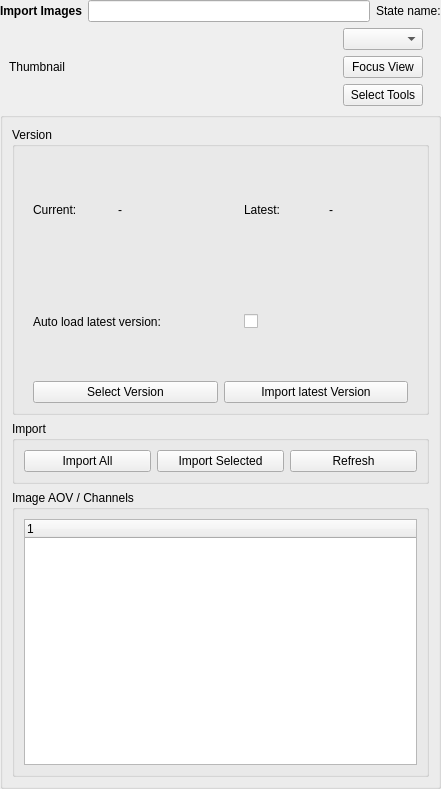
The window that Fusion/Scripts/StateManagerNodes/StateUserInterfaces/fus_Image_Import.ui (Animatect/Prism2_PluginFusion) describes before a commit, drawn with Qt 5.
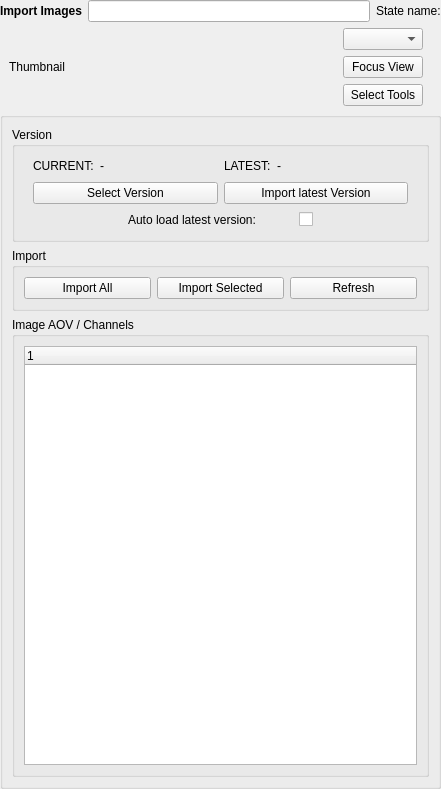
The same window after the commit.

Commit message: Added tool tips #207

```diff
--- a/Fusion/Scripts/StateManagerNodes/StateUserInterfaces/fus_Image_Import.ui
+++ b/Fusion/Scripts/StateManagerNodes/StateUserInterfaces/fus_Image_Import.ui
@@ -151,9 +151,11 @@
              <number>0</number>
             </property>
             <item>
+             <layout class="QHBoxLayout" name="lo_currVersion">
+              <item>
              <widget class="QLabel" name="l_text_Current">
               <property name="text">
-               <string>Current:     </string>
+                 <string>CURRENT:</string>
               </property>
              </widget>
             </item>
@@ -167,7 +169,7 @@
             <item>
              <spacer name="horizontalSpacer">
               <property name="orientation">
-               <enum>Qt::Vertical</enum>
+                 <enum>Qt::Orientation::Horizontal</enum>
               </property>
               <property name="sizeHint" stdset="0">
                <size>
@@ -177,10 +179,14 @@
               </property>
              </spacer>
             </item>
+             </layout>
+            </item>
             <item>
-             <widget class="QLabel" name="label_6">
+             <layout class="QHBoxLayout" name="lo_latestVersion">
+              <item>
+               <widget class="QLabel" name="l_text_Latest">
               <property name="text">
-               <string>Latest:     </string>
+                 <string>LATEST:</string>
               </property>
              </widget>
             </item>
@@ -191,35 +197,10 @@
               </property>
              </widget>
             </item>
-           </layout>
-          </widget>
-         </item>
          <item>
-          <widget class="QWidget" name="w_autoUpdate" native="true">
-           <layout class="QHBoxLayout" name="horizontalLayout_14">
-            <property name="leftMargin">
-             <number>9</number>
-            </property>
-            <property name="topMargin">
-             <number>0</number>
-            </property>
-            <property name="rightMargin">
-             <number>9</number>
-            </property>
-            <property name="bottomMargin">
-             <number>0</number>
-            </property>
-            <item>
-             <widget class="QLabel" name="l_autoUpdate">
-              <property name="text">
-               <string>Auto load latest version:</string>
-              </property>
-             </widget>
-            </item>
-            <item>
-             <spacer name="horizontalSpacer_10">
+               <spacer name="horizontalSpacer_4">
               <property name="orientation">
-               <enum>Qt::Vertical</enum>
+                 <enum>Qt::Orientation::Horizontal</enum>
               </property>
               <property name="sizeHint" stdset="0">
                <size>
@@ -229,15 +210,7 @@
               </property>
              </spacer>
             </item>
-            <item>
-             <widget class="QCheckBox" name="chb_autoUpdate">
-              <property name="text">
-               <string/>
-              </property>
-              <property name="checked">
-               <bool>false</bool>
-              </property>
-             </widget>
+             </layout>
             </item>
            </layout>
           </widget>
@@ -295,6 +268,67 @@
            </layout>
           </widget>
          </item>
+         <item>
+          <widget class="QWidget" name="w_autoUpdate" native="true">
+           <layout class="QHBoxLayout" name="horizontalLayout_14">
+            <property name="leftMargin">
+             <number>9</number>
+            </property>
+            <property name="topMargin">
+             <number>0</number>
+            </property>
+            <property name="rightMargin">
+             <number>9</number>
+            </property>
+            <property name="bottomMargin">
+             <number>0</number>
+            </property>
+            <item>
+             <spacer name="horizontalSpacer_2">
+              <property name="orientation">
+               <enum>Qt::Orientation::Horizontal</enum>
+              </property>
+              <property name="sizeHint" stdset="0">
+               <size>
+                <width>40</width>
+                <height>20</height>
+               </size>
+              </property>
+             </spacer>
+            </item>
+            <item>
+             <widget class="QLabel" name="l_autoUpdate">
+              <property name="text">
+               <string>Auto load latest version:           </string>
+              </property>
+             </widget>
+            </item>
+            <item>
+             <widget class="QCheckBox" name="chb_autoUpdate">
+              <property name="text">
+               <string/>
+              </property>
+              <property name="checked">
+               <bool>false</bool>
+              </property>
+             </widget>
+            </item>
+            <item>
+             <spacer name="horizontalSpacer_3">
+              <property name="orientation">
+               <enum>Qt::Orientation::Horizontal</enum>
+              </property>
+              <property name="sizeHint" stdset="0">
+               <size>
+                <width>40</width>
+                <height>20</height>
+               </size>
+              </property>
+             </spacer>
+            </item>
+           </layout>
+          </widget>
+         </item>
         </layout>
        </widget>
       </item>
```
Left out of the diff: 16 changed lines with no effect on the pictures. Lines whose indentation alone changed are shown as unchanged. The commit also changes 2 other files.
